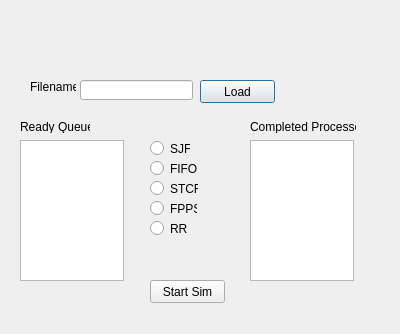
Old version of the form Seizure_Time_OS/processschedulerdialog.ui in the repository Singlecharacter/Seizure-Time-OS.
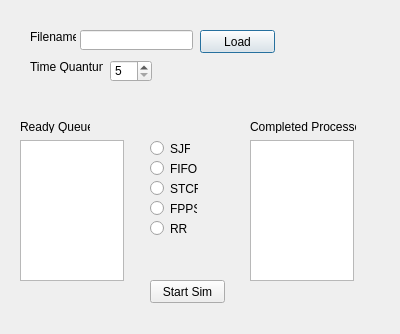
New version of the form.

Diff of the .ui file:
```diff
--- a/Seizure_Time_OS/processschedulerdialog.ui
+++ b/Seizure_Time_OS/processschedulerdialog.ui
@@ -17,7 +17,7 @@
    <property name="geometry">
     <rect>
      <x>80</x>
-     <y>80</y>
+     <y>30</y>
      <width>113</width>
      <height>20</height>
     </rect>
@@ -27,7 +27,7 @@
    <property name="geometry">
     <rect>
      <x>30</x>
-     <y>80</y>
+     <y>30</y>
      <width>46</width>
      <height>13</height>
     </rect>
@@ -40,7 +40,7 @@
    <property name="geometry">
     <rect>
      <x>200</x>
-     <y>80</y>
+     <y>30</y>
      <width>75</width>
      <height>23</height>
     </rect>
@@ -163,8 +163,8 @@
   <widget class="QLabel" name="runningLabel">
    <property name="geometry">
     <rect>
-     <x>130</x>
-     <y>30</y>
+     <x>140</x>
+     <y>10</y>
      <width>46</width>
      <height>13</height>
     </rect>
@@ -186,6 +186,35 @@
     <string>STCF</string>
    </property>
   </widget>
+  <widget class="QLabel" name="label_4">
+   <property name="geometry">
+    <rect>
+     <x>30</x>
+     <y>60</y>
+     <width>73</width>
+     <height>13</height>
+    </rect>
+   </property>
+   <property name="text">
+    <string>Time Quantum:</string>
+   </property>
+  </widget>
+  <widget class="QSpinBox" name="quantumBox">
+   <property name="geometry">
+    <rect>
+     <x>110</x>
+     <y>60</y>
+     <width>42</width>
+     <height>22</height>
+    </rect>
+   </property>
+   <property name="minimum">
+    <number>5</number>
+   </property>
+   <property name="maximum">
+    <number>30</number>
+   </property>
+  </widget>
  </widget>
  <resources/>
  <connections/>
```
